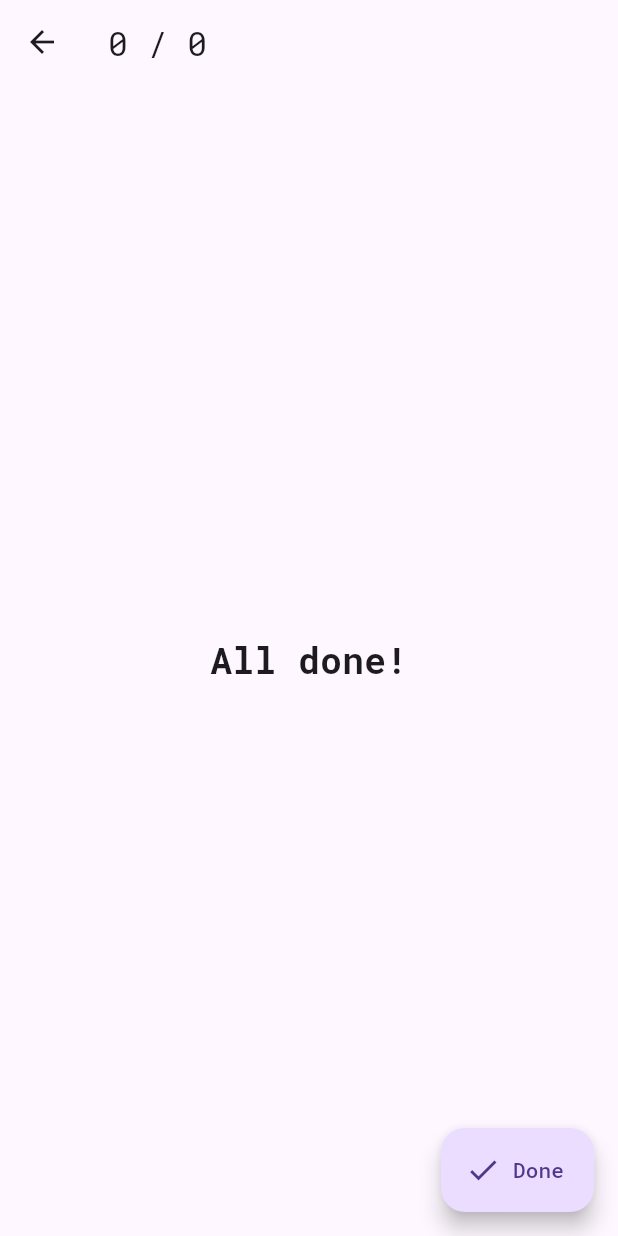
After one commit to jmwatte/rememberall, a Flutter app: the RandomPracticeScreen screen opened directly, on a phone screen of 412 x 824 dp. The commit adds this screen. Run offline on Flutter 3.47's test engine with Material 3 defaults, Android fonts, the phone set to English and light mode, and no system bars; our stand-ins replace connectivity_plus, diacritic, file_picker, flutter_slidable, google_fonts, shared_preferences and 2 more; missing offline and left inert: flutter_font_picker; accounts and stored records are empty.

Commit message:
Add random practice shuffle-bag feature

```diff
--- a/lib/main.dart
+++ b/lib/main.dart
@@ -7,6 +7,7 @@ import 'package:rememberall2/helpers.dart';
 import 'package:rememberall2/poem_screen_logic.dart';
 import 'package:rememberall2/poems_screen.dart';
 import 'package:rememberall2/poems_screen_logic.dart';
+import 'package:rememberall2/random_practice_logic.dart';
 import 'package:shared_preferences/shared_preferences.dart';
 import 'package:watch_it/watch_it.dart';
 import 'editorscreen.dart';
@@ -31,6 +32,7 @@ Future<void> setup() async {
   di.registerLazySingleton<PoemScreenLogic>(() => PoemScreenLogic());
   di.registerLazySingleton<PoemsScreenLogic>(() => PoemsScreenLogic());
   di.registerLazySingleton<BlokkerScreenLogic>(() => BlokkerScreenLogic());
+  di.registerLazySingleton<RandomPracticeLogic>(() => RandomPracticeLogic());
   SharedPreferences prefs = await SharedPreferences.getInstance();
   di.get<PoemScreenLogic>().useSharedPrefs = prefs.getBool('usePrefs') ?? false;
   isFirstRun = prefs.getBool('isFirstRun') ?? true;
--- /dev/null
+++ b/lib/random_practice_logic.dart
@@ -0,0 +1,29 @@
+import 'package:flutter/material.dart';
+import 'package:rememberall2/poem_model.dart';
+
+class RandomPracticeLogic {
+  final remaining = ValueNotifier<List<Poem>>([]);
+  final currentPoem = ValueNotifier<Poem?>(null);
+  final totalCount = ValueNotifier<int>(0);
+
+  void start(List<Poem> poems) {
+    var shuffled = List<Poem>.from(poems)..shuffle();
+    remaining.value = shuffled;
+    totalCount.value = shuffled.length;
+    _drawNext();
+  }
+
+  void next() => _drawNext();
+
+  void _drawNext() {
+    if (remaining.value.isEmpty) {
+      currentPoem.value = null;
+      return;
+    }
+    var list = List<Poem>.from(remaining.value);
+    currentPoem.value = list.removeAt(0);
+    remaining.value = list;
+  }
+
+  int get doneCount => totalCount.value - remaining.value.length;
+}
--- /dev/null
+++ b/lib/random_practice_screen.dart
@@ -0,0 +1,76 @@
+import 'package:flutter/material.dart';
+import 'package:rememberall2/poem_model.dart';
+import 'package:rememberall2/poem_screen.dart';
+import 'package:rememberall2/poems_screen_logic.dart';
+import 'package:rememberall2/random_practice_logic.dart';
+import 'package:watch_it/watch_it.dart';
+
+class RandomPracticeScreen extends StatefulWidget
+    with WatchItStatefulWidgetMixin {
+  const RandomPracticeScreen({super.key});
+
+  @override
+  State<RandomPracticeScreen> createState() => _RandomPracticeScreenState();
+}
+
+class _RandomPracticeScreenState extends State<RandomPracticeScreen> {
+  @override
+  Widget build(BuildContext context) {
+    final logic = di.get<RandomPracticeLogic>();
+    final poem = watchValue((RandomPracticeLogic l) => l.currentPoem);
+    final remaining = watchValue((RandomPracticeLogic l) => l.remaining);
+
+    return Scaffold(
+      appBar: AppBar(
+        title: Text('${logic.doneCount} / ${logic.totalCount.value}'),
+      ),
+      body: Center(
+        child: poem == null
+            ? const Text('All done!',
+                style: TextStyle(fontSize: 24, fontWeight: FontWeight.bold))
+            : Padding(
+                padding: const EdgeInsets.all(24.0),
+                child: Column(
+                  mainAxisAlignment: MainAxisAlignment.center,
+                  children: [
+                    Text(
+                      poem.poemTitle(),
+                      style: const TextStyle(
+                          fontSize: 28, fontWeight: FontWeight.bold),
+                      textAlign: TextAlign.center,
+                    ),
+                    const SizedBox(height: 32),
+                    ElevatedButton.icon(
+                      icon: const Icon(Icons.play_arrow),
+                      label: const Text('Practice this one'),
+                      onPressed: () {
+                        di.get<PoemsScreenLogic>().selectedPoem.value = poem;
+                        Navigator.push(
+                          context,
+                          MaterialPageRoute(
+                            builder: (_) => OnePoemSreen(
+                              title: poem.poemTitle(),
+                              poem: poem,
+                            ),
+                          ),
+                        );
+                      },
+                    ),
+                  ],
+                ),
+              ),
+      ),
+      floatingActionButton: poem != null
+          ? FloatingActionButton.extended(
+              onPressed: () => logic.next(),
+              label: Text('Next (${remaining.length} left)'),
+              icon: const Icon(Icons.skip_next),
+            )
+          : FloatingActionButton.extended(
+              onPressed: () => Navigator.pop(context),
+              label: const Text('Done'),
+              icon: const Icon(Icons.check),
+            ),
+    );
+  }
+}
```
Also changed, not shown: lib/poems_screen.dart (+16 -0 lines).
